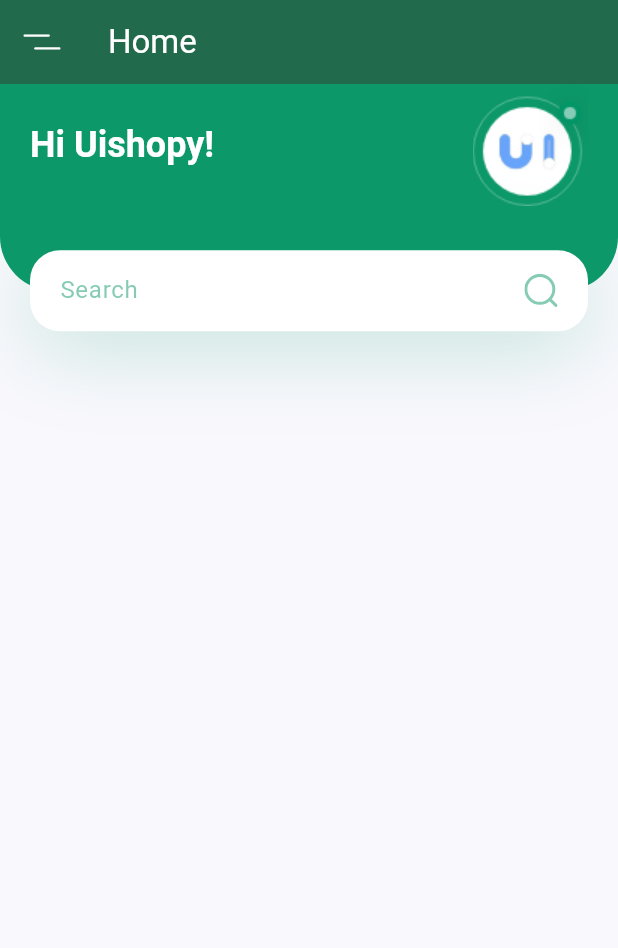
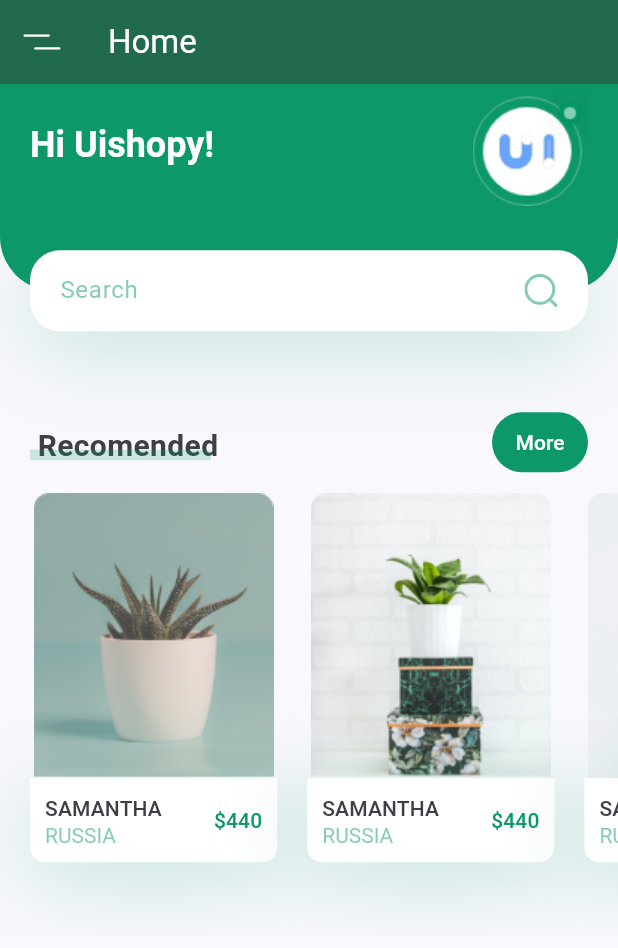
Before and after one commit to RainBowT0506/TheFlutterWay-PlantApp, a Flutter app: the screen it shows after launch, on a phone screen of 412 x 824 dp. Shown: the top 948 px of the screen. Run offline on Flutter 3.47's test engine with Material 3 defaults, Android fonts, the phone set to English and light mode, and no system bars; our stand-ins replace flutter_svg.

Commit message:
Implement recommended plant list
- Added ListHeader component to display the title "Recommended" and a button for more details.
- Created RecomendedList widget that showcases horizontally scrollable PlantCard widgets.
- Introduced PlantCard component to represent individual plants with an image, title, country of origin, and price.

```diff
--- a/lib/screens/home/components/body.dart
+++ b/lib/screens/home/components/body.dart
@@ -2,6 +2,8 @@ import 'package:flutter/material.dart';
 import 'package:flutter_svg/svg.dart';
 import 'package:plant_app/constants.dart';
 import 'package:plant_app/screens/home/components/header.dart';
+import 'package:plant_app/screens/home/components/list_header.dart';
+import 'package:plant_app/screens/home/components/recomended_list.dart';
 
 class Body extends StatelessWidget {
   const Body({super.key});
@@ -11,7 +13,11 @@ class Body extends StatelessWidget {
     Size size = MediaQuery.of(context).size;
     return SingleChildScrollView(
       child: Column(
-        children: <Widget>[Header(size: size)],
+        children: <Widget>[
+          Header(size: size),
+          ListHeader(title: "Recomended", press: () {}),
+          RecomendedList(),
+        ],
       ),
     );
   }
--- /dev/null
+++ b/lib/screens/home/components/list_header.dart
@@ -0,0 +1,62 @@
+import 'package:flutter/material.dart';
+import 'package:plant_app/constants.dart';
+
+class ListHeader extends StatelessWidget {
+  const ListHeader({
+    super.key,
+    required this.title,
+    required this.press,
+  });
+
+  final String title;
+  final VoidCallback press;
+
+  @override
+  Widget build(BuildContext context) {
+    return Padding(
+      padding: const EdgeInsets.symmetric(horizontal: kDefaultPadding),
+      child: Row(
+        children: <Widget>[
+          Container(
+            height: 24,
+            child: Stack(
+              children: <Widget>[
+                Padding(
+                  padding: const EdgeInsets.only(left: kDefaultPadding / 4),
+                  child: Text(
+                    title,
+                    style: TextStyle(fontSize: 20, fontWeight: FontWeight.bold),
+                  ),
+                ),
+                Positioned(
+                  bottom: 0,
+                  left: 0,
+                  right: 0,
+                  child: Container(
+                    margin: EdgeInsets.only(right: kDefaultPadding / 4),
+                    height: 7,
+                    color: kPrimaryColor.withOpacity(0.2),
+                  ),
+                )
+              ],
+            ),
+          ),
+          Spacer(),
+          TextButton(
+            style: TextButton.styleFrom(
+              shape: RoundedRectangleBorder(
+                borderRadius: BorderRadius.circular(20),
+              ),
+              backgroundColor: kPrimaryColor,
+            ),
+            onPressed: press,
+            child: Text(
+              "More",
+              style: TextStyle(color: Colors.white),
+            ),
+          )
+        ],
+      ),
+    );
+  }
+}
--- /dev/null
+++ b/lib/screens/home/components/plant_card.dart
@@ -0,0 +1,83 @@
+import 'package:flutter/material.dart';
+import 'package:plant_app/constants.dart';
+
+class PlantCard extends StatelessWidget {
+  const PlantCard({
+    super.key,
+    required this.image,
+    required this.title,
+    required this.country,
+    required this.price,
+    required this.press,
+  });
+
+  final String image, title, country;
+  final int price;
+  final VoidCallback press;
+
+  @override
+  Widget build(BuildContext context) {
+    Size size = MediaQuery.of(context).size;
+    return Container(
+      margin: EdgeInsets.only(
+        left: kDefaultPadding,
+        top: kDefaultPadding / 2,
+        bottom: kDefaultPadding * 2.5,
+      ),
+      width: size.width * 0.4,
+      child: Column(
+        children: <Widget>[
+          Image.asset(image),
+          GestureDetector(
+            onTap: press,
+            child: Container(
+              padding: EdgeInsets.all(kDefaultPadding / 2),
+              decoration: BoxDecoration(
+                color: Colors.white,
+                borderRadius: BorderRadius.only(
+                  bottomLeft: Radius.circular(10),
+                  bottomRight: Radius.circular(10),
+                ),
+                boxShadow: [
+                  BoxShadow(
+                    offset: Offset(0, 10),
+                    blurRadius: 50,
+                    color: kPrimaryColor.withOpacity(0.23),
+                  ),
+                ],
+              ),
+              child: Row(
+                children: <Widget>[
+                  RichText(
+                    text: TextSpan(
+                      children: [
+                        TextSpan(
+                          text: "$title\n".toUpperCase(),
+                          style: Theme.of(context).textTheme.labelLarge,
+                        ),
+                        TextSpan(
+                          text: "$country".toUpperCase(),
+                          style: TextStyle(
+                            color: kPrimaryColor.withOpacity(0.5),
+                          ),
+                        ),
+                      ],
+                    ),
+                  ),
+                  Spacer(),
+                  Text(
+                    '\$$price',
+                    style: Theme.of(context)
+                        .textTheme
+                        .labelLarge
+                        ?.copyWith(color: kPrimaryColor),
+                  )
+                ],
+              ),
+            ),
+          )
+        ],
+      ),
+    );
+  }
+}
--- /dev/null
+++ b/lib/screens/home/components/recomended_list.dart
@@ -0,0 +1,41 @@
+import 'package:flutter/material.dart';
+import 'package:plant_app/screens/home/components/body.dart';
+import 'package:plant_app/screens/home/components/plant_card.dart';
+
+class RecomendedList extends StatelessWidget {
+  const RecomendedList({
+    super.key,
+  });
+
+  @override
+  Widget build(BuildContext context) {
+    return SingleChildScrollView(
+      scrollDirection: Axis.horizontal,
+      child: Row(
+        children: [
+          PlantCard(
+            image: "assets/images/image_1.png",
+            title: "Samantha",
+            country: "Russia",
+            price: 440,
+            press: () {},
+          ),
+          PlantCard(
+            image: "assets/images/image_2.png",
+            title: "Samantha",
+            country: "Russia",
+            price: 440,
+            press: () {},
+          ),
+          PlantCard(
+            image: "assets/images/image_3.png",
+            title: "Samantha",
+            country: "Russia",
+            price: 440,
+            press: () {},
+          ),
+        ],
+      ),
+    );
+  }
+}
```
